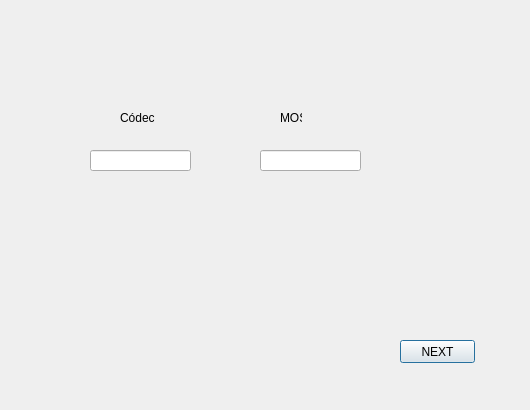
Old version of the form Paso2.ui in the repository JesusdelCas99/Laboratorio_de_Telematica_P2.
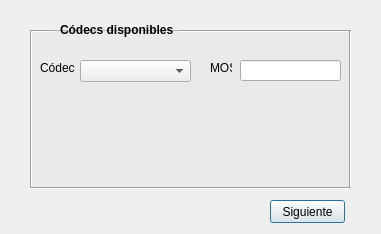
New version of the form.

The edit to the form file:
```diff
--- a/Paso2.ui
+++ b/Paso2.ui
@@ -6,8 +6,8 @@
    <rect>
     <x>0</x>
     <y>0</y>
-    <width>530</width>
-    <height>410</height>
+    <width>381</width>
+    <height>234</height>
    </rect>
   </property>
   <property name="windowTitle">
@@ -16,8 +16,8 @@
   <widget class="QLabel" name="label">
    <property name="geometry">
     <rect>
-     <x>280</x>
-     <y>110</y>
+     <x>210</x>
+     <y>60</y>
      <width>22</width>
      <height>16</height>
     </rect>
@@ -29,8 +29,8 @@
   <widget class="QLineEdit" name="lineEdit">
    <property name="geometry">
     <rect>
-     <x>260</x>
-     <y>150</y>
+     <x>240</x>
+     <y>60</y>
      <width>101</width>
      <height>21</height>
     </rect>
@@ -39,8 +39,8 @@
   <widget class="QLabel" name="label_2">
    <property name="geometry">
     <rect>
-     <x>120</x>
-     <y>110</y>
+     <x>40</x>
+     <y>60</y>
      <width>35</width>
      <height>16</height>
     </rect>
@@ -49,29 +49,145 @@
     <string>Códec</string>
    </property>
   </widget>
-  <widget class="QLineEdit" name="lineEdit_2">
-   <property name="geometry">
-    <rect>
-     <x>90</x>
-     <y>150</y>
-     <width>101</width>
-     <height>21</height>
-    </rect>
-   </property>
-  </widget>
   <widget class="QPushButton" name="pushButton">
    <property name="geometry">
     <rect>
-     <x>400</x>
-     <y>340</y>
+     <x>270</x>
+     <y>200</y>
      <width>75</width>
      <height>23</height>
     </rect>
    </property>
    <property name="text">
-    <string>NEXT</string>
+    <string>Siguiente</string>
    </property>
   </widget>
+  <widget class="QLabel" name="label_3">
+   <property name="geometry">
+    <rect>
+     <x>60</x>
+     <y>22</y>
+     <width>121</width>
+     <height>16</height>
+    </rect>
+   </property>
+   <property name="font">
+    <font>
+     <pointsize>9</pointsize>
+     <weight>75</weight>
+     <bold>true</bold>
+    </font>
+   </property>
+   <property name="text">
+    <string>Códecs disponibles</string>
+   </property>
+  </widget>
+  <widget class="QComboBox" name="comboBox">
+   <property name="geometry">
+    <rect>
+     <x>80</x>
+     <y>60</y>
+     <width>111</width>
+     <height>22</height>
+    </rect>
+   </property>
+  </widget>
+  <widget class="Line" name="line">
+   <property name="geometry">
+    <rect>
+     <x>23</x>
+     <y>30</y>
+     <width>16</width>
+     <height>158</height>
+    </rect>
+   </property>
+   <property name="orientation">
+    <enum>Qt::Vertical</enum>
+   </property>
+  </widget>
+  <widget class="Line" name="line_2">
+   <property name="geometry">
+    <rect>
+     <x>30</x>
+     <y>180</y>
+     <width>321</width>
+     <height>17</height>
+    </rect>
+   </property>
+   <property name="orientation">
+    <enum>Qt::Horizontal</enum>
+   </property>
+  </widget>
+  <widget class="Line" name="line_3">
+   <property name="geometry">
+    <rect>
+     <x>30</x>
+     <y>30</y>
+     <width>25</width>
+     <height>3</height>
+    </rect>
+   </property>
+   <property name="orientation">
+    <enum>Qt::Horizontal</enum>
+   </property>
+  </widget>
+  <widget class="Line" name="line_4">
+   <property name="geometry">
+    <rect>
+     <x>180</x>
+     <y>30</y>
+     <width>170</width>
+     <height>3</height>
+    </rect>
+   </property>
+   <property name="orientation">
+    <enum>Qt::Horizontal</enum>
+   </property>
+  </widget>
+  <widget class="Line" name="line_5">
+   <property name="geometry">
+    <rect>
+     <x>340</x>
+     <y>30</y>
+     <width>21</width>
+     <height>158</height>
+    </rect>
+   </property>
+   <property name="orientation">
+    <enum>Qt::Vertical</enum>
+   </property>
+  </widget>
+  <widget class="QFrame" name="frame">
+   <property name="geometry">
+    <rect>
+     <x>30</x>
+     <y>30</y>
+     <width>321</width>
+     <height>158</height>
+    </rect>
+   </property>
+   <property name="styleSheet">
+    <string notr="true">background-color: rgb(234, 234, 234);</string>
+   </property>
+   <property name="frameShape">
+    <enum>QFrame::StyledPanel</enum>
+   </property>
+   <property name="frameShadow">
+    <enum>QFrame::Raised</enum>
+   </property>
+  </widget>
+  <zorder>frame</zorder>
+  <zorder>line_3</zorder>
+  <zorder>label</zorder>
+  <zorder>lineEdit</zorder>
+  <zorder>label_2</zorder>
+  <zorder>pushButton</zorder>
+  <zorder>label_3</zorder>
+  <zorder>comboBox</zorder>
+  <zorder>line</zorder>
+  <zorder>line_2</zorder>
+  <zorder>line_4</zorder>
+  <zorder>line_5</zorder>
  </widget>
  <resources/>
  <connections/>
```
Left out of the diff: 2 changed lines with no effect on the pictures.
